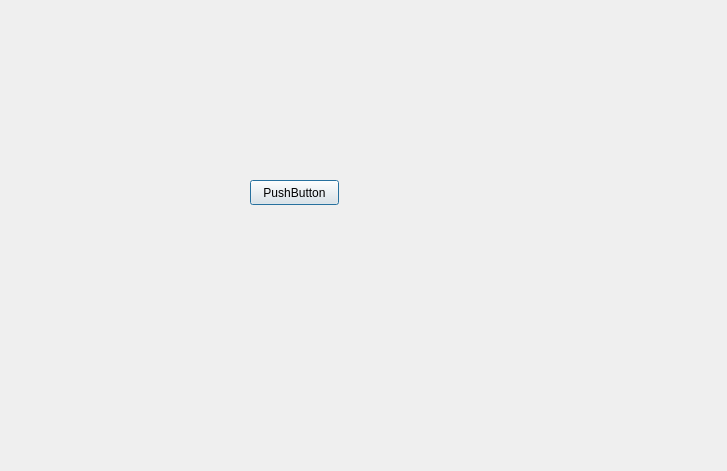
First picture: the form in JPKomat/src/CommonCode/JPK/Window/jpkwindow.ui, repository ppitu/JPKomat, before the edit.
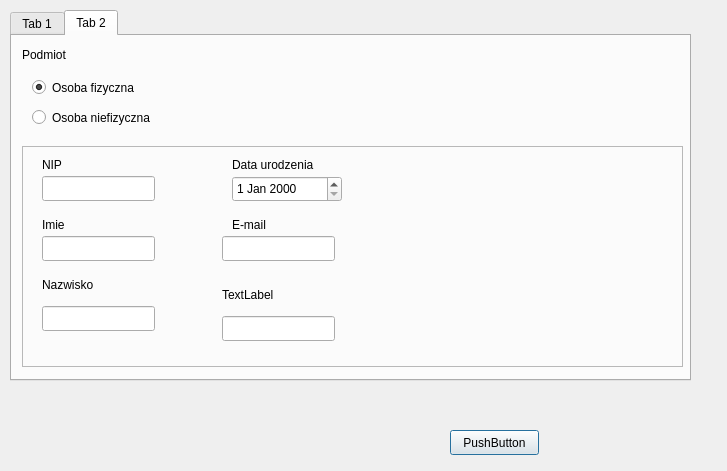
Second picture: the form after the edit.

Patch:
```diff
--- a/JPKomat/src/CommonCode/JPK/Window/jpkwindow.ui
+++ b/JPKomat/src/CommonCode/JPK/Window/jpkwindow.ui
@@ -16,8 +16,8 @@
   <widget class="QPushButton" name="pushButton">
    <property name="geometry">
     <rect>
-     <x>250</x>
-     <y>180</y>
+     <x>450</x>
+     <y>430</y>
      <width>89</width>
      <height>25</height>
     </rect>
@@ -26,6 +26,248 @@
     <string>PushButton</string>
    </property>
   </widget>
+  <widget class="QTabWidget" name="tabWidget">
+   <property name="geometry">
+    <rect>
+     <x>10</x>
+     <y>10</y>
+     <width>681</width>
+     <height>371</height>
+    </rect>
+   </property>
+   <property name="currentIndex">
+    <number>1</number>
+   </property>
+   <widget class="QWidget" name="tab">
+    <attribute name="title">
+     <string>Tab 1</string>
+    </attribute>
+    <widget class="QLabel" name="lblFormCode">
+     <property name="geometry">
+      <rect>
+       <x>10</x>
+       <y>10</y>
+       <width>111</width>
+       <height>17</height>
+      </rect>
+     </property>
+     <property name="text">
+      <string>Kod Formularza</string>
+     </property>
+    </widget>
+    <widget class="QLineEdit" name="edtFormCode">
+     <property name="geometry">
+      <rect>
+       <x>10</x>
+       <y>30</y>
+       <width>113</width>
+       <height>25</height>
+      </rect>
+     </property>
+    </widget>
+   </widget>
+   <widget class="QWidget" name="tab_2">
+    <attribute name="title">
+     <string>Tab 2</string>
+    </attribute>
+    <widget class="QRadioButton" name="rbPerson">
+     <property name="geometry">
+      <rect>
+       <x>20</x>
+       <y>40</y>
+       <width>131</width>
+       <height>23</height>
+      </rect>
+     </property>
+     <property name="text">
+      <string>Osoba fizyczna</string>
+     </property>
+     <property name="checked">
+      <bool>true</bool>
+     </property>
+    </widget>
+    <widget class="QRadioButton" name="rbNoPerson">
+     <property name="geometry">
+      <rect>
+       <x>20</x>
+       <y>70</y>
+       <width>151</width>
+       <height>23</height>
+      </rect>
+     </property>
+     <property name="text">
+      <string>Osoba niefizyczna</string>
+     </property>
+    </widget>
+    <widget class="QFrame" name="framePerson">
+     <property name="geometry">
+      <rect>
+       <x>10</x>
+       <y>110</y>
+       <width>661</width>
+       <height>221</height>
+      </rect>
+     </property>
+     <property name="frameShape">
+      <enum>QFrame::StyledPanel</enum>
+     </property>
+     <property name="frameShadow">
+      <enum>QFrame::Raised</enum>
+     </property>
+     <widget class="QLineEdit" name="edtNIP">
+      <property name="geometry">
+       <rect>
+        <x>20</x>
+        <y>30</y>
+        <width>113</width>
+        <height>25</height>
+       </rect>
+      </property>
+     </widget>
+     <widget class="QLineEdit" name="edtLastName">
+      <property name="geometry">
+       <rect>
+        <x>20</x>
+        <y>160</y>
+        <width>113</width>
+        <height>25</height>
+       </rect>
+      </property>
+     </widget>
+     <widget class="QLineEdit" name="edtName">
+      <property name="geometry">
+       <rect>
+        <x>20</x>
+        <y>90</y>
+        <width>113</width>
+        <height>25</height>
+       </rect>
+      </property>
+     </widget>
+     <widget class="QLineEdit" name="edtPhone">
+      <property name="geometry">
+       <rect>
+        <x>200</x>
+        <y>170</y>
+        <width>113</width>
+        <height>25</height>
+       </rect>
+      </property>
+     </widget>
+     <widget class="QLineEdit" name="edtEmail">
+      <property name="geometry">
+       <rect>
+        <x>200</x>
+        <y>90</y>
+        <width>113</width>
+        <height>25</height>
+       </rect>
+      </property>
+     </widget>
+     <widget class="QLabel" name="lblNIP">
+      <property name="geometry">
+       <rect>
+        <x>20</x>
+        <y>10</y>
+        <width>67</width>
+        <height>17</height>
+       </rect>
+      </property>
+      <property name="text">
+       <string>NIP</string>
+      </property>
+     </widget>
+     <widget class="QLabel" name="lblName">
+      <property name="geometry">
+       <rect>
+        <x>20</x>
+        <y>70</y>
+        <width>67</width>
+        <height>17</height>
+       </rect>
+      </property>
+      <property name="text">
+       <string>Imie</string>
+      </property>
+     </widget>
+     <widget class="QLabel" name="lblPhone">
+      <property name="geometry">
+       <rect>
+        <x>200</x>
+        <y>140</y>
+        <width>67</width>
+        <height>17</height>
+       </rect>
+      </property>
+      <property name="text">
+       <string>TextLabel</string>
+      </property>
+     </widget>
+     <widget class="QLabel" name="lblEmail">
+      <property name="geometry">
+       <rect>
+        <x>210</x>
+        <y>70</y>
+        <width>67</width>
+        <height>17</height>
+       </rect>
+      </property>
+      <property name="text">
+       <string>E-mail</string>
+      </property>
+     </widget>
+     <widget class="QLabel" name="lblLastName">
+      <property name="geometry">
+       <rect>
+        <x>20</x>
+        <y>130</y>
+        <width>67</width>
+        <height>17</height>
+       </rect>
+      </property>
+      <property name="text">
+       <string>Nazwisko</string>
+      </property>
+     </widget>
+     <widget class="QLabel" name="lbldateOfBirth">
+      <property name="geometry">
+       <rect>
+        <x>210</x>
+        <y>10</y>
+        <width>111</width>
+        <height>17</height>
+       </rect>
+      </property>
+      <property name="text">
+       <string>Data urodzenia</string>
+      </property>
+     </widget>
+     <widget class="QDateEdit" name="dateEdit">
+      <property name="geometry">
+       <rect>
+        <x>210</x>
+        <y>30</y>
+        <width>110</width>
+        <height>26</height>
+       </rect>
+      </property>
+     </widget>
+    </widget>
+    <widget class="QLabel" name="label">
+     <property name="geometry">
+      <rect>
+       <x>10</x>
+       <y>10</y>
+       <width>67</width>
+       <height>17</height>
+      </rect>
+     </property>
+     <property name="text">
+      <string>Podmiot</string>
+     </property>
+    </widget>
+   </widget>
+  </widget>
  </widget>
  <resources/>
  <connections/>
```
